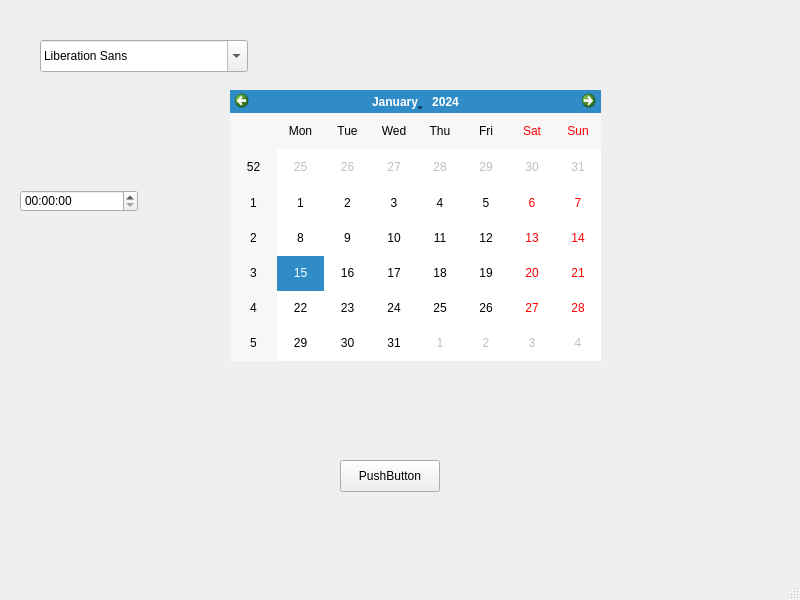
Before: the Qt Designer form QT Projects/HelloWorld/mainwindow.ui in aydanhvd/Playground, drawn with Qt 5.
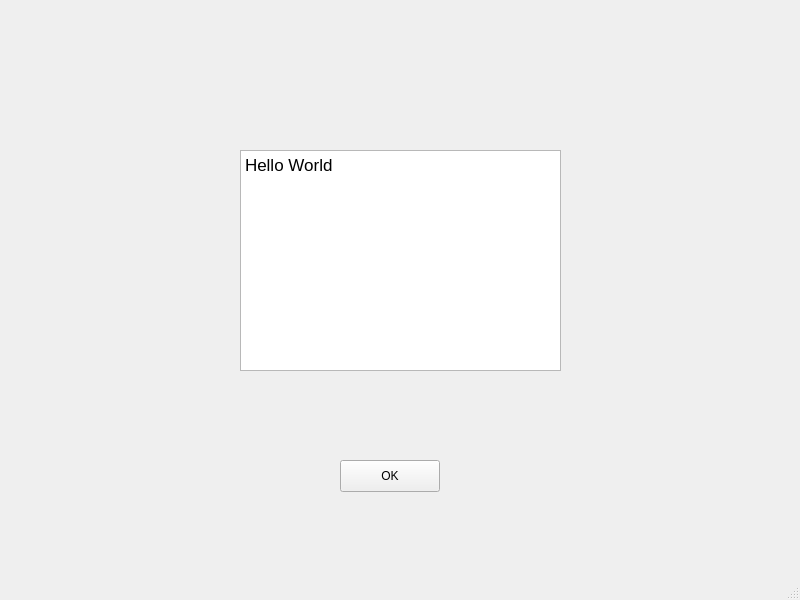
After: the same form once the commit is applied.

What changed in the file:
```diff
--- a/QT Projects/HelloWorld/mainwindow.ui
+++ b/QT Projects/HelloWorld/mainwindow.ui
@@ -24,37 +24,29 @@
      </rect>
     </property>
     <property name="text">
-     <string>PushButton</string>
+     <string>OK</string>
     </property>
    </widget>
-   <widget class="QCalendarWidget" name="calendarWidget">
+   <widget class="QTextEdit" name="textEdit">
     <property name="geometry">
      <rect>
-      <x>230</x>
-      <y>90</y>
-      <width>371</width>
-      <height>271</height>
+      <x>240</x>
+      <y>150</y>
+      <width>321</width>
+      <height>221</height>
      </rect>
     </property>
-   </widget>
-   <widget class="QFontComboBox" name="fontComboBox">
-    <property name="geometry">
-     <rect>
-      <x>40</x>
-      <y>40</y>
-      <width>208</width>
-      <height>32</height>
-     </rect>
-    </property>
-   </widget>
-   <widget class="QTimeEdit" name="timeEdit">
-    <property name="geometry">
-     <rect>
-      <x>20</x>
-      <y>190</y>
-      <width>118</width>
-      <height>22</height>
-     </rect>
+    <property name="html">
+     <string>&lt;!DOCTYPE HTML PUBLIC &quot;-//W3C//DTD HTML 4.0//EN&quot; &quot;http://www.w3.org/TR/REC-html40/strict.dtd&quot;&gt;
+&lt;html&gt;&lt;head&gt;&lt;meta name=&quot;qrichtext&quot; content=&quot;1&quot; /&gt;&lt;meta charset=&quot;utf-8&quot; /&gt;&lt;style type=&quot;text/css&quot;&gt;
+p, li { white-space: pre-wrap; }
+hr { height: 1px; border-width: 0; }
+li.unchecked::marker { content: &quot;\2610&quot;; }
+li.checked::marker { content: &quot;\2612&quot;; }
+&lt;/style&gt;&lt;/head&gt;&lt;body style=&quot; font-family:'.AppleSystemUIFont'; font-size:13pt; font-weight:400; font-style:normal;&quot;&gt;
+&lt;p style=&quot; margin-top:0px; margin-bottom:0px; margin-left:0px; margin-right:0px; -qt-block-indent:0; text-indent:0px;&quot;&gt;Hello World&lt;/p&gt;
+&lt;p style=&quot;-qt-paragraph-type:empty; margin-top:0px; margin-bottom:0px; margin-left:0px; margin-right:0px; -qt-block-indent:0; text-indent:0px;&quot;&gt;&lt;br /&gt;&lt;/p&gt;
+&lt;p style=&quot;-qt-paragraph-type:empty; margin-top:0px; margin-bottom:0px; margin-left:0px; margin-right:0px; -qt-block-indent:0; text-indent:0px;&quot;&gt;&lt;br /&gt;&lt;/p&gt;&lt;/body&gt;&lt;/html&gt;</string>
     </property>
    </widget>
   </widget>
```
